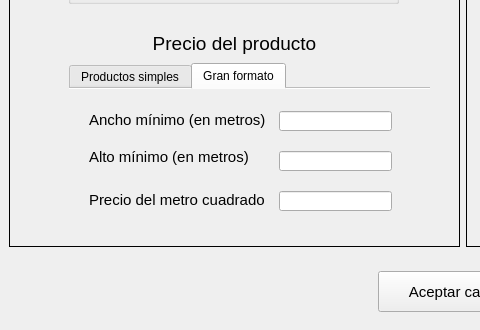
This is src/AdministrarProductos/Ui_EditarProducto.ui in ivanperez-7/printpos as Qt 5 draws it before an edit; both pictures show x 0 to 480 and y 403 to 733 of the 926 by 733 pixel window. The edited form follows.
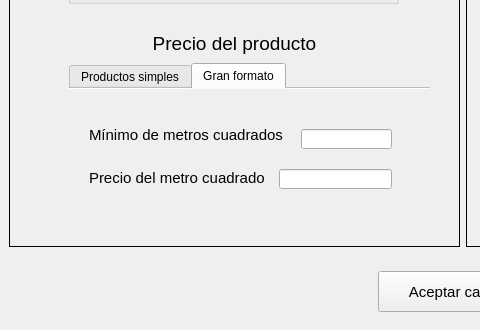
This is the edited form. The open tabs and pages were chosen to show the change. Icons and pictures are not drawn.

Diff of the .ui file:
```diff
--- a/src/AdministrarProductos/Ui_EditarProducto.ui
+++ b/src/AdministrarProductos/Ui_EditarProducto.ui
@@ -493,47 +493,12 @@
            <attribute name="title">
             <string>Gran formato</string>
            </attribute>
-           <widget class="QLabel" name="label_4">
-            <property name="geometry">
-             <rect>
-              <x>20</x>
-              <y>20</y>
-              <width>181</width>
-              <height>21</height>
-             </rect>
-            </property>
-            <property name="font">
-             <font>
-              <family>Segoe UI</family>
-              <pointsize>11</pointsize>
-             </font>
-            </property>
-            <property name="text">
-             <string>Ancho mínimo (en metros)</string>
-            </property>
-           </widget>
-           <widget class="QLineEdit" name="txtAnchoMin">
-            <property name="geometry">
-             <rect>
-              <x>210</x>
-              <y>22</y>
-              <width>113</width>
-              <height>20</height>
-             </rect>
-            </property>
-            <property name="font">
-             <font>
-              <family>Segoe UI</family>
-              <pointsize>11</pointsize>
-             </font>
-            </property>
-           </widget>
            <widget class="QLabel" name="label_5">
             <property name="geometry">
              <rect>
               <x>20</x>
-              <y>60</y>
-              <width>171</width>
+              <y>38</y>
+              <width>201</width>
               <height>16</height>
              </rect>
             </property>
@@ -544,15 +509,15 @@
              </font>
             </property>
             <property name="text">
-             <string>Alto mínimo (en metros)</string>
+             <string>Mínimo de metros cuadrados</string>
             </property>
            </widget>
            <widget class="QLineEdit" name="txtAltoMin">
             <property name="geometry">
              <rect>
-              <x>210</x>
-              <y>62</y>
-              <width>113</width>
+              <x>232</x>
+              <y>40</y>
+              <width>91</width>
               <height>20</height>
              </rect>
             </property>
@@ -567,7 +532,7 @@
             <property name="geometry">
              <rect>
               <x>20</x>
-              <y>100</y>
+              <y>78</y>
               <width>181</width>
               <height>21</height>
              </rect>
@@ -586,7 +551,7 @@
             <property name="geometry">
              <rect>
               <x>210</x>
-              <y>102</y>
+              <y>80</y>
               <width>113</width>
               <height>20</height>
              </rect>
```
Left out of the diff: 5 changed lines with no effect on the pictures.
